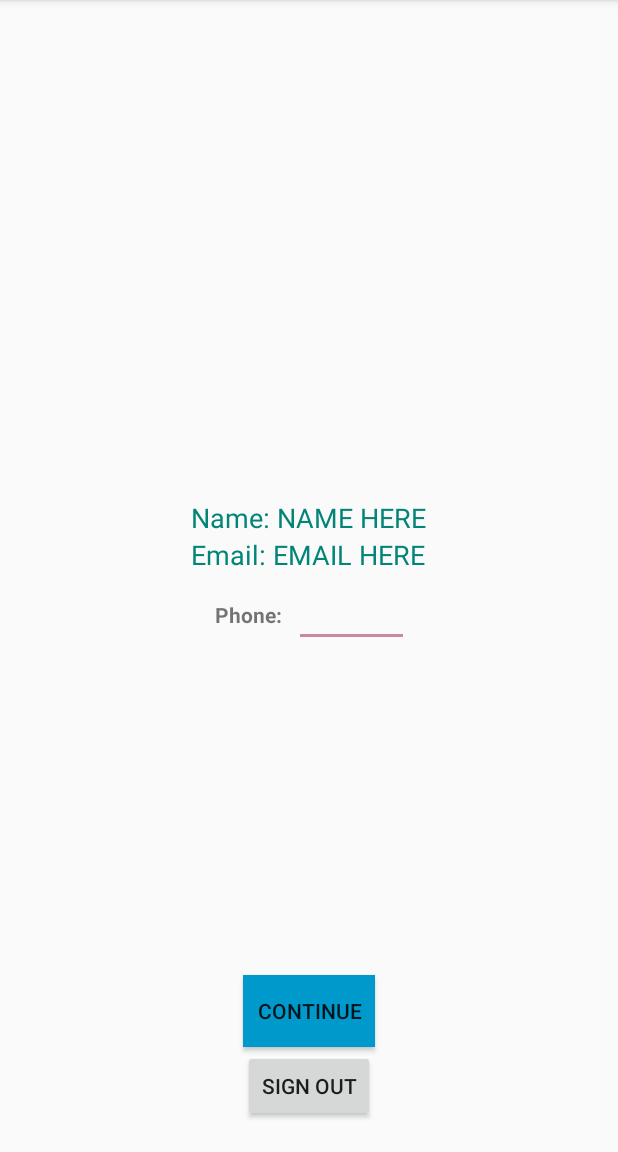
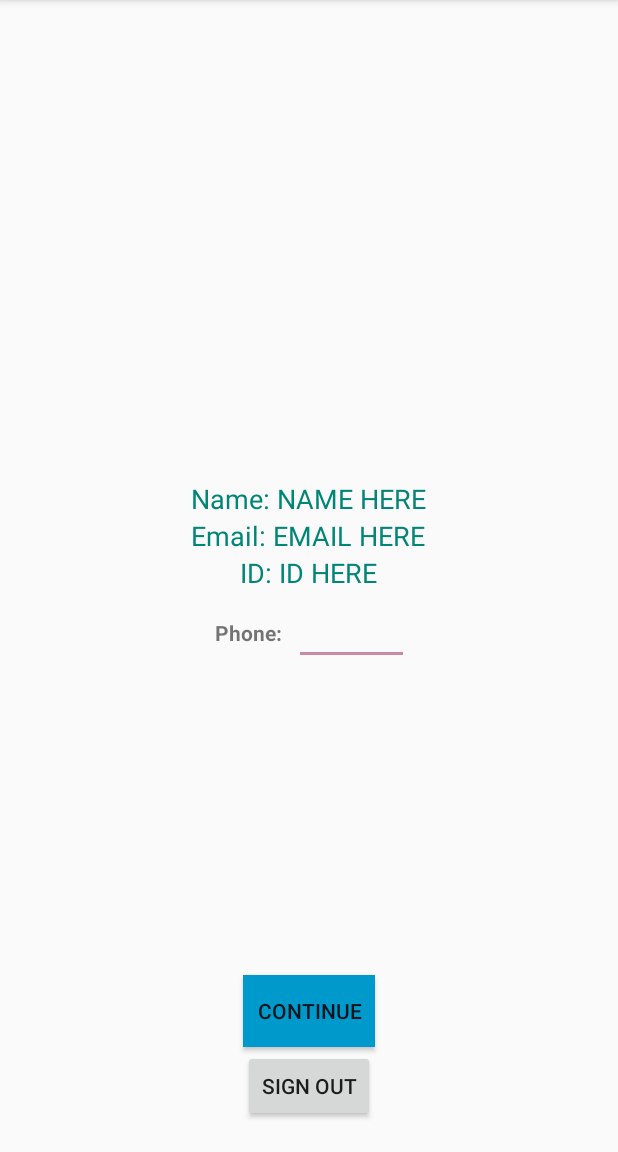
Before and after one commit to SalVerduzco/USClassifieds, an Android app: the Loginpage2 screen opened directly, with no data from a screen before it, on a phone screen of 412 x 824 dp, the part 84-1236 px from its top. Run offline under Robolectric (Android 15) with nearby library versions, the phone set to English and light mode, and no system bars.

Commit message:
added id

```diff
--- a/app/src/main/java/itp341/verduzco/salvador/usclassifieds/Loginpage2.java
+++ b/app/src/main/java/itp341/verduzco/salvador/usclassifieds/Loginpage2.java
@@ -20,6 +20,7 @@ public class Loginpage2 extends AppCompatActivity {
     Button sign_out;
     TextView nameTV;
     TextView emailTV;
+    TextView idTV;
     GoogleSignInClient mGoogleSignInClient;
 
     @Override
@@ -31,6 +32,7 @@ public class Loginpage2 extends AppCompatActivity {
         sign_out = findViewById(R.id.log_out);
         nameTV = findViewById(R.id.name);
         emailTV = findViewById(R.id.email);
+        idTV =findViewById(R.id.id);
 
         GoogleSignInOptions gso = new GoogleSignInOptions.Builder(GoogleSignInOptions.DEFAULT_SIGN_IN)
                 .requestEmail()
@@ -44,9 +46,11 @@ public class Loginpage2 extends AppCompatActivity {
             String personGivenName = acct.getGivenName();
             String personFamilyName = acct.getFamilyName();
             String personEmail = acct.getEmail();
+            String personId = acct.getId();
 
             nameTV.setText("Name: " + personName);
             emailTV.setText("Email: " + personEmail);
+            idTV.setText("ID: "+ personId);
 
         }
         main_page.setOnClickListener(new View.OnClickListener(){
--- a/app/src/main/res/layout/activity_login_page2.xml
+++ b/app/src/main/res/layout/activity_login_page2.xml
@@ -27,6 +27,15 @@
             android:layout_height="wrap_content"
             android:layout_gravity="center"
             android:text="Email: EMAIL HERE"
+            android:textColor="@color/colorPrimary"
+            android:textSize="18sp" />
+
+        <TextView
+            android:id="@+id/id"
+            android:layout_width="wrap_content"
+            android:layout_height="wrap_content"
+            android:layout_gravity="center"
+            android:text="ID: ID HERE"
             android:textColor="@color/colorPrimary"
             android:textSize="18sp" />
 
```
